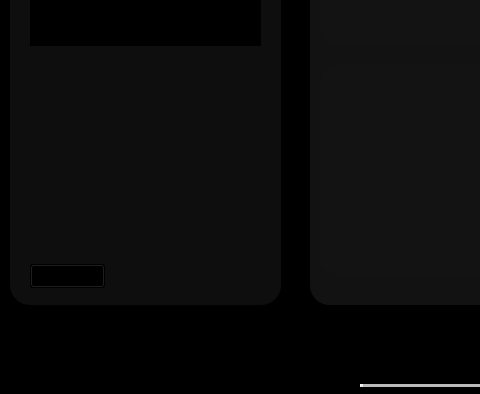
Above: Project/spotify.ui from MuhammadHuzaifak2025/DSA_PROJECT before the change; both pictures show x 0 to 480 and y 306 to 700 of the 1269 by 700 pixel window. Below: the same form after it.
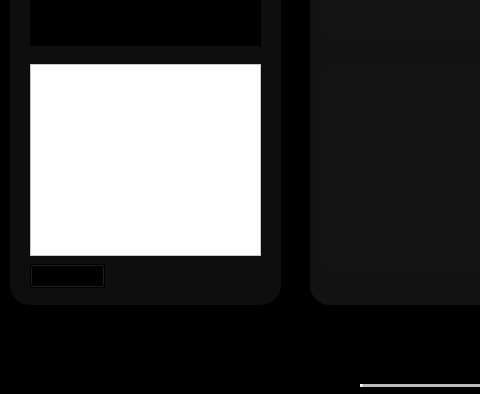
That is the form after the change. Icons and pictures are not drawn.

Commit message: Playlist get and post

What changed in the file:
```diff
--- a/Project/spotify.ui
+++ b/Project/spotify.ui
@@ -563,6 +563,19 @@
     <string>PushButton</string>
    </property>
   </widget>
+  <widget class="QListWidget" name="Playlist">
+   <property name="geometry">
+    <rect>
+     <x>30</x>
+     <y>370</y>
+     <width>231</width>
+     <height>192</height>
+    </rect>
+   </property>
+   <property name="styleSheet">
+    <string notr="true">background-color: rgb(255, 255, 255);</string>
+   </property>
+  </widget>
   <zorder>label_4</zorder>
   <zorder>play_button</zorder>
   <zorder>skip_behind_button</zorder>
@@ -582,6 +595,7 @@
   <zorder>listWidget</zorder>
   <zorder>Pages</zorder>
   <zorder>pushButton</zorder>
+  <zorder>Playlist</zorder>
  </widget>
  <resources/>
  <connections/>
```
The commit also changes 24 other files.
